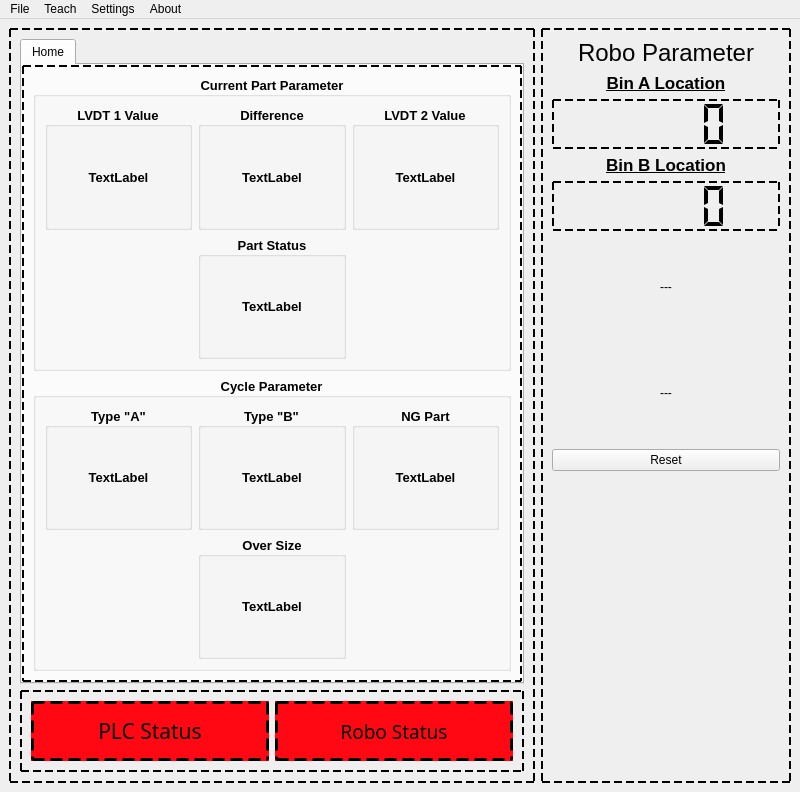
The window that UI_Files/Mainwindow.ui (listpplo/AtopRobo) describes before a commit, drawn with Qt 5.
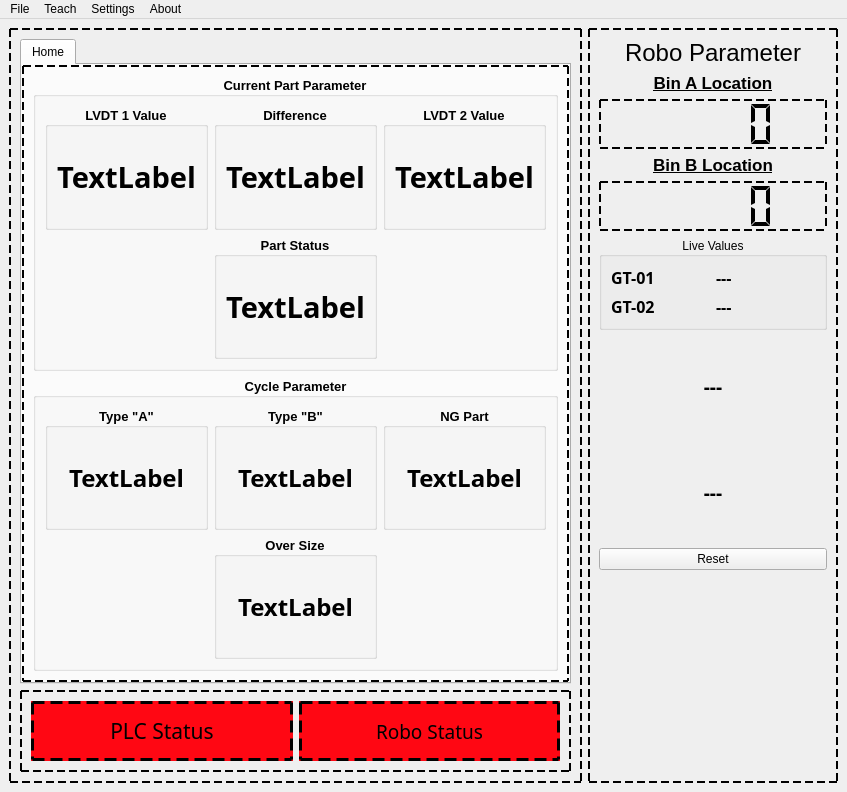
The same window after the commit. Icons and pictures are not drawn.

The edit to the form file:
```diff
--- a/UI_Files/Mainwindow.ui
+++ b/UI_Files/Mainwindow.ui
@@ -6,7 +6,7 @@
    <rect>
     <x>0</x>
     <y>0</y>
-    <width>800</width>
+    <width>842</width>
     <height>792</height>
    </rect>
   </property>
@@ -101,6 +101,13 @@
                 <layout class="QHBoxLayout" name="horizontalLayout_6">
                  <item>
                   <widget class="QLabel" name="label_2">
+                   <property name="font">
+                    <font>
+                     <family>Rockwell</family>
+                     <pointsize>22</pointsize>
+                     <bold>true</bold>
+                    </font>
+                   </property>
                    <property name="text">
                     <string>TextLabel</string>
                    </property>
@@ -128,6 +135,13 @@
                 <layout class="QHBoxLayout" name="horizontalLayout_5">
                  <item>
                   <widget class="QLabel" name="label_6">
+                   <property name="font">
+                    <font>
+                     <family>Rockwell</family>
+                     <pointsize>22</pointsize>
+                     <bold>true</bold>
+                    </font>
+                   </property>
                    <property name="text">
                     <string>TextLabel</string>
                    </property>
@@ -155,6 +169,13 @@
                 <layout class="QHBoxLayout" name="horizontalLayout_4">
                  <item>
                   <widget class="QLabel" name="label_7">
+                   <property name="font">
+                    <font>
+                     <family>Rockwell</family>
+                     <pointsize>22</pointsize>
+                     <bold>true</bold>
+                    </font>
+                   </property>
                    <property name="text">
                     <string>TextLabel</string>
                    </property>
@@ -182,6 +203,13 @@
                 <layout class="QHBoxLayout" name="horizontalLayout_7">
                  <item>
                   <widget class="QLabel" name="label_11">
+                   <property name="font">
+                    <font>
+                     <family>Rockwell</family>
+                     <pointsize>22</pointsize>
+                     <bold>true</bold>
+                    </font>
+                   </property>
                    <property name="text">
                     <string>TextLabel</string>
                    </property>
@@ -230,6 +258,13 @@
                 <layout class="QVBoxLayout" name="verticalLayout_5">
                  <item>
                   <widget class="QLabel" name="label_10">
+                   <property name="font">
+                    <font>
+                     <family>Rockwell</family>
+                     <pointsize>18</pointsize>
+                     <bold>true</bold>
+                    </font>
+                   </property>
                    <property name="text">
                     <string>TextLabel</string>
                    </property>
@@ -260,6 +295,13 @@
                 <layout class="QVBoxLayout" name="verticalLayout_4">
                  <item>
                   <widget class="QLabel" name="label_8">
+                   <property name="font">
+                    <font>
+                     <family>Rockwell</family>
+                     <pointsize>18</pointsize>
+                     <bold>true</bold>
+                    </font>
+                   </property>
                    <property name="text">
                     <string>TextLabel</string>
                    </property>
@@ -287,6 +329,13 @@
                 <layout class="QHBoxLayout" name="horizontalLayout_3">
                  <item>
                   <widget class="QLabel" name="label_9">
+                   <property name="font">
+                    <font>
+                     <family>Rockwell</family>
+                     <pointsize>18</pointsize>
+                     <bold>true</bold>
+                    </font>
+                   </property>
                    <property name="text">
                     <string>TextLabel</string>
                    </property>
@@ -317,6 +366,13 @@
                 <layout class="QVBoxLayout" name="verticalLayout_6">
                  <item>
                   <widget class="QLabel" name="label_12">
+                   <property name="font">
+                    <font>
+                     <family>Rockwell</family>
+                     <pointsize>18</pointsize>
+                     <bold>true</bold>
+                    </font>
+                   </property>
                    <property name="text">
                     <string>TextLabel</string>
                    </property>
@@ -557,6 +613,74 @@
          </property>
         </widget>
        </item>
+       <item>
+        <widget class="QGroupBox" name="groupBox_4">
+         <property name="title">
+          <string>Live Values</string>
+         </property>
+         <property name="alignment">
+          <set>Qt::AlignmentFlag::AlignCenter</set>
+         </property>
+         <layout class="QGridLayout" name="gridLayout_3">
+          <item row="0" column="0">
+           <widget class="QLabel" name="label_14">
+            <property name="font">
+             <font>
+              <family>Rockwell</family>
+              <pointsize>12</pointsize>
+              <bold>true</bold>
+             </font>
+            </property>
+            <property name="text">
+             <string>GT-01</string>
+            </property>
+           </widget>
+          </item>
+          <item row="1" column="0">
+           <widget class="QLabel" name="label_15">
+            <property name="font">
+             <font>
+              <family>Rockwell</family>
+              <pointsize>12</pointsize>
+              <bold>true</bold>
+             </font>
+            </property>
+            <property name="text">
+             <string>GT-02</string>
+            </property>
+           </widget>
+          </item>
+          <item row="0" column="1">
+           <widget class="QLabel" name="label_16">
+            <property name="font">
+             <font>
+              <family>Rockwell</family>
+              <pointsize>12</pointsize>
+              <bold>true</bold>
+             </font>
+            </property>
+            <property name="text">
+             <string>---</string>
+            </property>
+           </widget>
+          </item>
+          <item row="1" column="1">
+           <widget class="QLabel" name="label_17">
+            <property name="font">
+             <font>
+              <family>Rockwell</family>
+              <pointsize>12</pointsize>
+              <bold>true</bold>
+             </font>
+            </property>
+            <property name="text">
+             <string>---</string>
+            </property>
+           </widget>
+          </item>
+         </layout>
+        </widget>
+       </item>
        <item>
         <widget class="QLabel" name="label_3">
          <property name="minimumSize">
@@ -565,12 +689,22 @@
            <height>100</height>
           </size>
          </property>
+         <property name="font">
+          <font>
+           <family>Rockwell</family>
+           <pointsize>14</pointsize>
+           <bold>true</bold>
+          </font>
+         </property>
          <property name="text">
           <string>---</string>
          </property>
          <property name="alignment">
           <set>Qt::AlignmentFlag::AlignCenter</set>
          </property>
+         <property name="wordWrap">
+          <bool>true</bool>
+         </property>
         </widget>
        </item>
        <item>
@@ -581,12 +715,22 @@
            <height>100</height>
           </size>
          </property>
+         <property name="font">
+          <font>
+           <family>Rockwell</family>
+           <pointsize>14</pointsize>
+           <bold>true</bold>
+          </font>
+         </property>
          <property name="text">
           <string>---</string>
          </property>
          <property name="alignment">
           <set>Qt::AlignmentFlag::AlignCenter</set>
          </property>
+         <property name="wordWrap">
+          <bool>true</bool>
+         </property>
         </widget>
        </item>
        <item>
@@ -619,7 +763,7 @@
     <rect>
      <x>0</x>
      <y>0</y>
-     <width>800</width>
+     <width>842</width>
      <height>22</height>
     </rect>
    </property>
```
